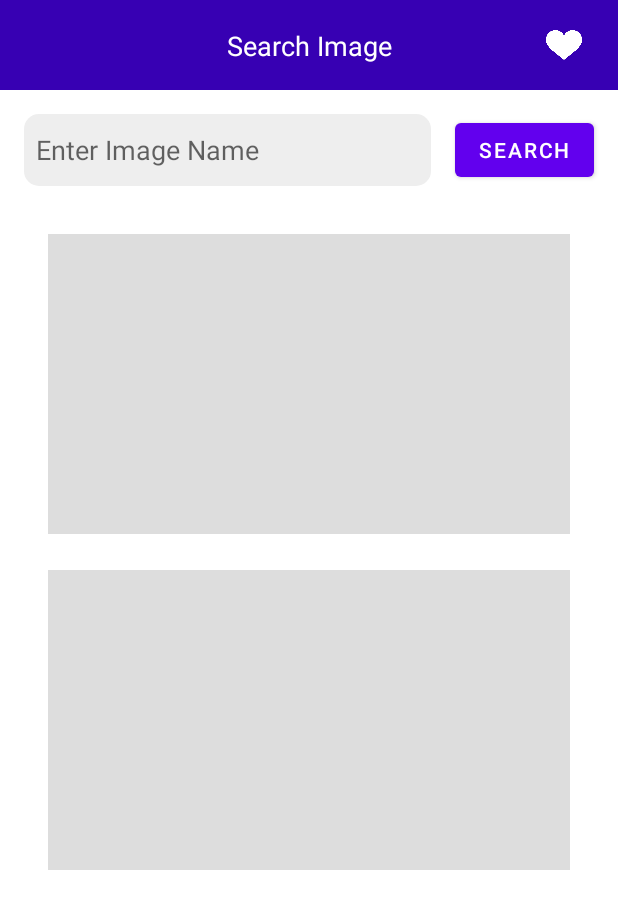
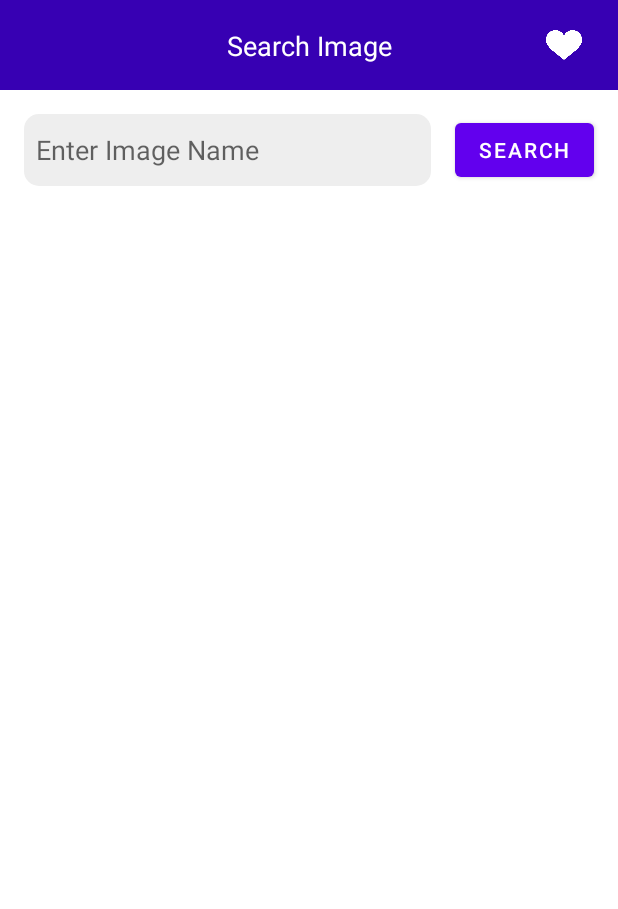
Before and after one commit to kumarsameer396/Sameer, an Android app: the screen it shows after launch (MainActivity), after a tap on "SEARCH", on a phone screen of 412 x 824 dp. Shown: the top 909 px of the screen. Run offline under Robolectric (Android 15) with nearby library versions, the phone set to English and light mode, and no system bars; our stand-ins replace Shimmer, Volley.

Commit message:
final version

```diff
--- a/app/src/main/AndroidManifest.xml
+++ b/app/src/main/AndroidManifest.xml
@@ -17,9 +17,10 @@
         tools:ignore="AllowBackup">
         <activity android:name=".Activity.ShowImg" />
         <activity android:name=".Activity.FavImg" />
-        <activity android:name=".Activity.MainActivity">
+        <activity android:name=".Activity.MainActivity"
+            android:configChanges="keyboardHidden|orientation|screenSize">
             <intent-filter>
-                <action android:name="android.intent.action.MAIN" />
+                <action android:name="android.intent.action.MAIN"/>
 
                 <category android:name="android.intent.category.LAUNCHER" />
             </intent-filter>
--- a/app/src/main/java/com/softeek/sameer/Activity/MainActivity.java
+++ b/app/src/main/java/com/softeek/sameer/Activity/MainActivity.java
@@ -65,44 +65,45 @@ public class MainActivity extends AppCompatActivity {
 
         searchBtn.setOnClickListener(view -> {
 
-            if (searchBox.getText().toString().isEmpty()){
-                Toast.makeText(getApplicationContext(),"Search box is empty.",Toast.LENGTH_SHORT).show();
-            }
+            if (searchBox.getText().toString().isEmpty()) {
+                Toast.makeText(getApplicationContext(), "Search box is empty.", Toast.LENGTH_SHORT).show();
+                recyclerView.setVisibility(View.GONE);
+                shimmerFrameLayout.setVisibility(View.GONE);
+            } else {
                 tags = searchBox.getText().toString();
-            if (isNetworkConnected()){
+                if (isNetworkConnected()) {
                     shimmerFrameLayout.startShimmer();
                     shimmerFrameLayout.setVisibility(View.VISIBLE);
                     recyclerView.setVisibility(View.GONE);
                     retrieveData();
+                } else {
+                    Toast.makeText(getApplicationContext(), "Check your connection", Toast.LENGTH_SHORT).show();
                 }
-            else {
-                Toast.makeText(getApplicationContext(),"Check your connection",Toast.LENGTH_SHORT).show();
             }
+
         });
 
         next.setOnClickListener(view -> {
-            if (isNetworkConnected()){
+            if (isNetworkConnected()) {
                 shimmerFrameLayout.startShimmer();
                 shimmerFrameLayout.setVisibility(View.VISIBLE);
                 recyclerView.setVisibility(View.GONE);
                 page++;
                 retrieveData();
-            }
-            else {
-                Toast.makeText(getApplicationContext(),"Check your connection",Toast.LENGTH_SHORT).show();
+            } else {
+                Toast.makeText(getApplicationContext(), "Check your connection", Toast.LENGTH_SHORT).show();
             }
         });
 
         prev.setOnClickListener(view -> {
-            if (isNetworkConnected()){
+            if (isNetworkConnected()) {
                 shimmerFrameLayout.startShimmer();
                 shimmerFrameLayout.setVisibility(View.VISIBLE);
                 recyclerView.setVisibility(View.GONE);
                 page--;
                 retrieveData();
-            }
-            else {
-                Toast.makeText(getApplicationContext(),"Check your connection",Toast.LENGTH_SHORT).show();
+            } else {
+                Toast.makeText(getApplicationContext(), "Check your connection", Toast.LENGTH_SHORT).show();
             }
         });
 
@@ -207,4 +208,5 @@ public class MainActivity extends AppCompatActivity {
 
         return cm.getActiveNetworkInfo() != null && cm.getActiveNetworkInfo().isConnected();
     }
+
 }
--- a/app/src/main/res/layout/photo_holder.xml
+++ b/app/src/main/res/layout/photo_holder.xml
@@ -25,15 +25,15 @@
             <ImageView
                 android:id="@+id/imageView"
                 style="@style/rippleSplash"
-                android:layout_width="wrap_content"
+                android:layout_width="0dp"
                 android:layout_height="200dp"
                 android:scaleType="centerCrop"
                 app:layout_constraintBottom_toBottomOf="parent"
                 app:layout_constraintEnd_toEndOf="parent"
                 app:layout_constraintStart_toStartOf="parent"
                 app:layout_constraintTop_toTopOf="parent"
-                tools:srcCompat="@tools:sample/backgrounds/scenic"
-                tools:ignore="ContentDescription" />
+                tools:ignore="ContentDescription"
+                tools:srcCompat="@tools:sample/backgrounds/scenic" />
 
             <androidx.cardview.widget.CardView
                 android:id="@+id/favLay"
```
Lines whose indentation alone changed are shown as unchanged.
